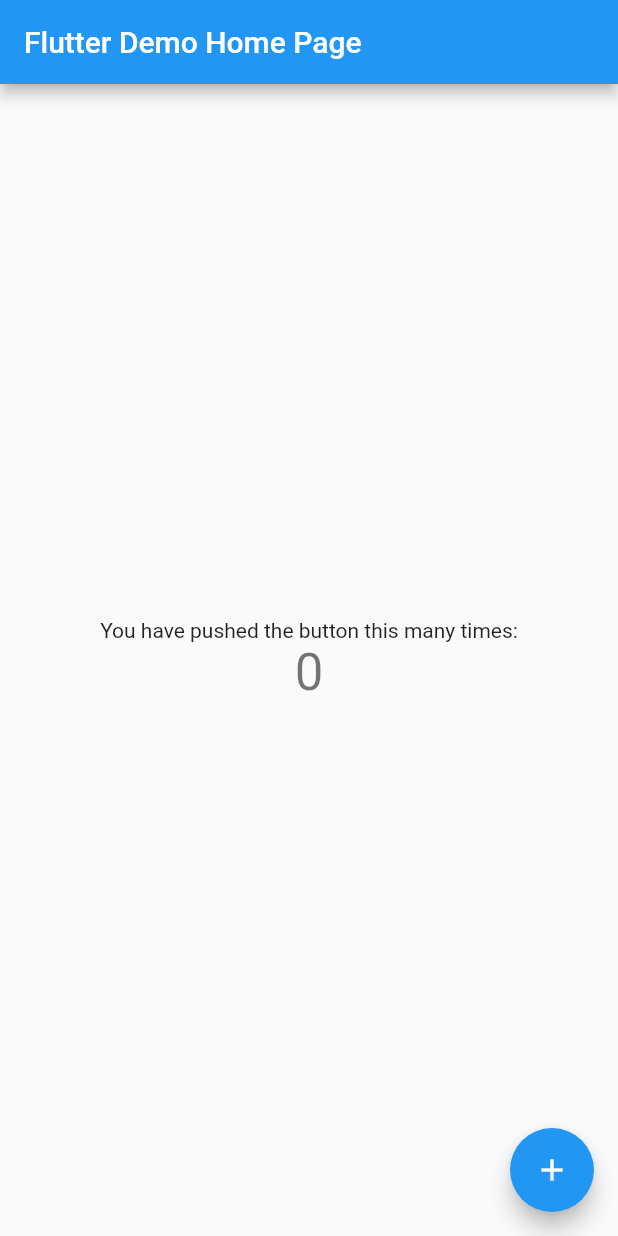
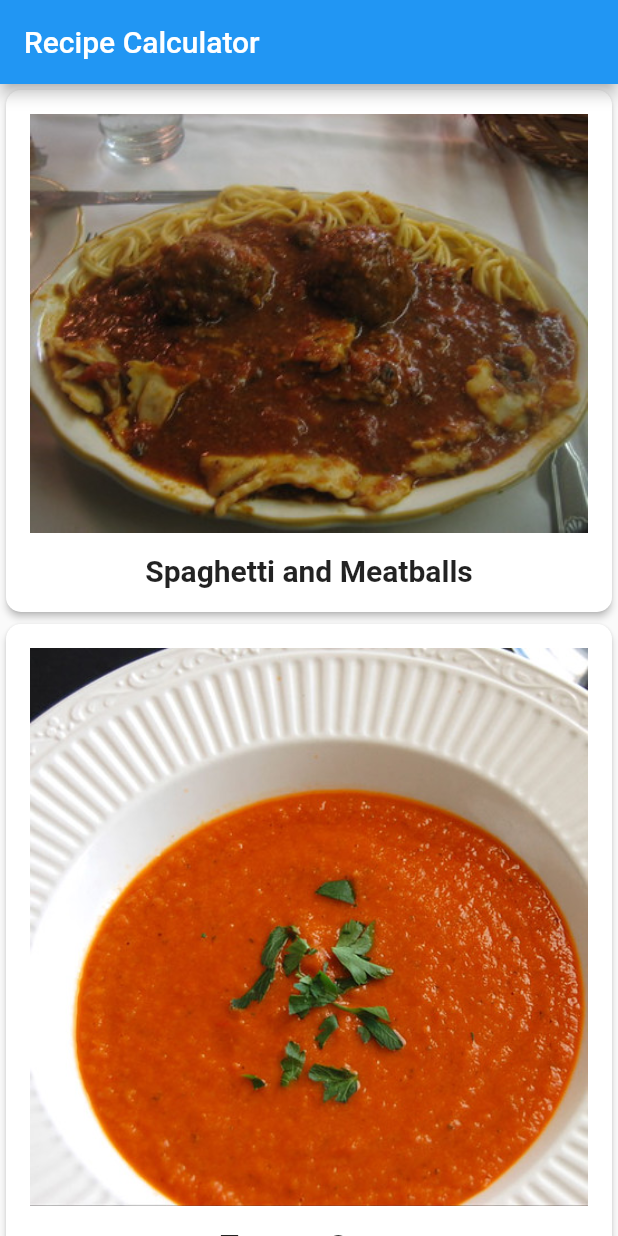
Before and after one commit to raulterraferrao/flutter-apprentice-book, a Flutter app: the screen it shows after launch, on a phone screen of 412 x 824 dp. Run offline on Flutter 3.47's test engine with Material 2 defaults, Android fonts, the phone set to English and light mode, and no system bars; Roboto replaces fonts that are missing (Palatino).

Commit message:
Recipe App, the first app build with flutter

```diff
--- a/flutter_apprentice_book/lib/main.dart
+++ b/flutter_apprentice_book/lib/main.dart
@@ -1,46 +1,32 @@
 import 'package:flutter/material.dart';
+import 'recipe.dart';
+import 'recipe_detailed.dart';
 
 void main() {
-  runApp(const MyApp());
+  runApp(const RecipeApp());
 }
 
-class MyApp extends StatelessWidget {
-  const MyApp({Key? key}) : super(key: key);
+class RecipeApp extends StatelessWidget {
+  const RecipeApp({Key? key}) : super(key: key);
 
-  // This widget is the root of your application.
   @override
   Widget build(BuildContext context) {
+    final ThemeData theme = ThemeData();
     return MaterialApp(
-      title: 'Flutter Demo',
-      theme: ThemeData(
-        // This is the theme of your application.
-        //
-        // Try running your application with "flutter run". You'll see the
-        // application has a blue toolbar. Then, without quitting the app, try
-        // changing the primarySwatch below to Colors.green and then invoke
-        // "hot reload" (press "r" in the console where you ran "flutter run",
-        // or simply save your changes to "hot reload" in a Flutter IDE).
-        // Notice that the counter didn't reset back to zero; the application
-        // is not restarted.
-        primarySwatch: Colors.blue,
+      title: 'Recipe Calculator',
+      theme: theme.copyWith(
+        primaryColor: Colors.grey,
+        colorScheme: theme.colorScheme.copyWith(
+          secondary: Colors.black,
+        ),
       ),
-      home: const MyHomePage(title: 'Flutter Demo Home Page'),
+      home: const MyHomePage(title: 'Recipe Calculator'),
     );
   }
 }
 
 class MyHomePage extends StatefulWidget {
   const MyHomePage({Key? key, required this.title}) : super(key: key);
-
-  // This widget is the home page of your application. It is stateful, meaning
-  // that it has a State object (defined below) that contains fields that affect
-  // how it looks.
-
-  // This class is the configuration for the state. It holds the values (in this
-  // case the title) provided by the parent (in this case the App widget) and
-  // used by the build method of the State. Fields in a Widget subclass are
-  // always marked "final".
-
   final String title;
 
   @override
@@ -48,68 +34,51 @@
 }
 
 class _MyHomePageState extends State<MyHomePage> {
-  int _counter = 0;
-
-  void _incrementCounter() {
-    setState(() {
-      // This call to setState tells the Flutter framework that something has
-      // changed in this State, which causes it to rerun the build method below
-      // so that the display can reflect the updated values. If we changed
-      // _counter without calling setState(), then the build method would not be
-      // called again, and so nothing would appear to happen.
-      _counter++;
-    });
+  @override
+  Widget build(BuildContext context) {
+    return Scaffold(
+        appBar: AppBar(
+          title: Text(widget.title),
+        ),
+        body: SafeArea(
+            child: ListView.builder(
+                itemCount: Recipe.samples.length,
+                itemBuilder: (BuildContext context, int index) {
+                  return GestureDetector(
+                    onTap: () {
+                      Navigator.push(context, MaterialPageRoute(
+                        builder: (context) {
+                          return RecipeDetail(
+                            recipe: Recipe.samples[index],
+                          );
+                        },
+                      ));
+                    },
+                    child: buildRecipeCard(Recipe.samples[index]),
+                  );
+                })));
   }
 
-  @override
-  Widget build(BuildContext context) {
-    // This method is rerun every time setState is called, for instance as done
-    // by the _incrementCounter method above.
-    //
-    // The Flutter framework has been optimized to make rerunning build methods
-    // fast, so that you can just rebuild anything that needs updating rather
-    // than having to individually change instances of widgets.
-    return Scaffold(
-      appBar: AppBar(
-        // Here we take the value from the MyHomePage object that was created by
-        // the App.build method, and use it to set our appbar title.
-        title: Text(widget.title),
-      ),
-      body: Center(
-        // Center is a layout widget. It takes a single child and positions it
-        // in the middle of the parent.
-        child: Column(
-          // Column is also a layout widget. It takes a list of children and
-          // arranges them vertically. By default, it sizes itself to fit its
-          // children horizontally, and tries to be as tall as its parent.
-          //
-          // Invoke "debug painting" (press "p" in the console, choose the
-          // "Toggle Debug Paint" action from the Flutter Inspector in Android
-          // Studio, or the "Toggle Debug Paint" command in Visual Studio Code)
-          // to see the wireframe for each widget.
-          //
-          // Column has various properties to control how it sizes itself and
-          // how it positions its children. Here we use mainAxisAlignment to
-          // center the children vertically; the main axis here is the vertical
-          // axis because Columns are vertical (the cross axis would be
-          // horizontal).
-          mainAxisAlignment: MainAxisAlignment.center,
-          children: <Widget>[
-            const Text(
-              'You have pushed the button this many times:',
-            ),
-            Text(
-              '$_counter',
-              style: Theme.of(context).textTheme.headline4,
-            ),
-          ],
-        ),
-      ),
-      floatingActionButton: FloatingActionButton(
-        onPressed: _incrementCounter,
-        tooltip: 'Increment',
-        child: const Icon(Icons.add),
-      ), // This trailing comma makes auto-formatting nicer for build methods.
-    );
+  Widget buildRecipeCard(Recipe recipe) {
+    return Card(
+        elevation: 2.0,
+        shape:
+            RoundedRectangleBorder(borderRadius: BorderRadius.circular(10.0)),
+        child: Padding(
+            padding: const EdgeInsets.all(16.0),
+            child: Column(
+              children: <Widget>[
+                Image(image: AssetImage(recipe.imageUrl)),
+                const SizedBox(
+                  height: 14.0,
+                ),
+                Text(recipe.label,
+                    style: const TextStyle(
+                      fontSize: 20.0,
+                      fontWeight: FontWeight.w700,
+                      fontFamily: 'Palatino',
+                    ))
+              ],
+            )));
   }
 }
--- /dev/null
+++ b/flutter_apprentice_book/lib/recipe.dart
@@ -0,0 +1,150 @@
+class Recipe {
+  String label;
+  String imageUrl;
+  int servings;
+  List<Ingredient> ingredients;
+
+  Recipe(
+    this.label,
+    this.imageUrl,
+    this.servings,
+    this.ingredients,
+  );
+
+  static List<Recipe> samples = [
+    Recipe(
+      'Spaghetti and Meatballs',
+      'assets/2126711929_ef763de2b3_w.jpg',
+      4,
+      [
+        Ingredient(
+          1,
+          'box',
+          'Spaghetti',
+        ),
+        Ingredient(
+          4,
+          '',
+          'Frozen Meatballs',
+        ),
+        Ingredient(
+          0.5,
+          'jar',
+          'sauce',
+        ),
+      ],
+    ),
+    Recipe(
+      'Tomato Soup',
+      'assets/27729023535_a57606c1be.jpg',
+      2,
+      [
+        Ingredient(
+          1,
+          'can',
+          'Tomato Soup',
+        ),
+      ],
+    ),
+    Recipe(
+      'Grilled Cheese',
+      'assets/3187380632_5056654a19_b.jpg',
+      1,
+      [
+        Ingredient(
+          2,
+          'slices',
+          'Cheese',
+        ),
+        Ingredient(
+          2,
+          'slices',
+          'Bread',
+        ),
+      ],
+    ),
+    Recipe(
+      'Chocolate Chip Cookies',
+      'assets/15992102771_b92f4cc00a_b.jpg',
+      24,
+      [
+        Ingredient(
+          4,
+          'cups',
+          'flour',
+        ),
+        Ingredient(
+          2,
+          'cups',
+          'sugar',
+        ),
+        Ingredient(
+          0.5,
+          'cups',
+          'chocolate chips',
+        ),
+      ],
+    ),
+    Recipe(
+      'Taco Salad',
+      'assets/8533381643_a31a99e8a6_c.jpg',
+      1,
+      [
+        Ingredient(
+          4,
+          'oz',
+          'nachos',
+        ),
+        Ingredient(
+          3,
+          'oz',
+          'taco meat',
+        ),
+        Ingredient(
+          0.5,
+          'cup',
+          'cheese',
+        ),
+        Ingredient(
+          0.25,
+          'cup',
+          'chopped tomatoes',
+        ),
+      ],
+    ),
+    Recipe(
+      'Hawaiian Pizza',
+      'assets/15452035777_294cefced5_c.jpg',
+      4,
+      [
+        Ingredient(
+          1,
+          'item',
+          'pizza',
+        ),
+        Ingredient(
+          1,
+          'cup',
+          'pineapple',
+        ),
+        Ingredient(
+          8,
+          'oz',
+          'ham',
+        ),
+      ],
+    ),
+  ];
+}
+
+class Ingredient {
+  double quantity;
+  String measure;
+  String name;
+
+  Ingredient(
+    this.quantity,
+    this.measure,
+    this.name,
+  );
+}
--- /dev/null
+++ b/flutter_apprentice_book/lib/recipe_detailed.dart
@@ -0,0 +1,75 @@
+import 'package:flutter/material.dart';
+import 'recipe.dart';
+
+class RecipeDetail extends StatefulWidget {
+  final Recipe recipe;
+
+  const RecipeDetail({
+    Key? key,
+    required this.recipe,
+  }) : super(key: key);
+
+  @override
+  _RecipeDetailState createState() {
+    return _RecipeDetailState();
+  }
+}
+
+class _RecipeDetailState extends State<RecipeDetail> {
+  int _sliderVal = 1;
+
+  @override
+  Widget build(BuildContext context) {
+    return Scaffold(
+        appBar: AppBar(
+          title: Text(widget.recipe.label),
+        ),
+        body: SafeArea(
+          child: Column(
+            children: <Widget>[
+              SizedBox(
+                height: 300,
+                width: double.infinity,
+                child: Image(
+                  image: AssetImage(widget.recipe.imageUrl),
+                ),
+              ),
+              SizedBox(
+                height: 4,
+              ),
+              Text(
+                widget.recipe.label,
+                style: const TextStyle(fontSize: 18),
+              ),
+              Expanded(
+                child: ListView.builder(
+                  padding: const EdgeInsets.all(7.0),
+                  itemCount: widget.recipe.ingredients.length,
+                  itemBuilder: (BuildContext context, int index) {
+                    final ingredient = widget.recipe.ingredients[index];
+
+                    return Text('${ingredient.quantity * _sliderVal}'
+                        '${ingredient.measure}'
+                        '${ingredient.name}');
+                  },
+                ),
+              ),
+              Slider(
+                min: 1,
+                max: 10,
+                divisions: 10,
+                label: '${_sliderVal * widget.recipe.servings} servings',
+                value: _sliderVal.toDouble(),
+                onChanged: (newValue) {
+                  setState(() {
+                    _sliderVal = newValue.round();
+                  });
+                },
+                activeColor: Colors.green,
+                inactiveColor: Colors.black,
+              ),
+            ],
+          ),
+        ));
+  }
+}
--- a/flutter_apprentice_book/pubspec.yaml
+++ b/flutter_apprentice_book/pubspec.yaml
@@ -58,8 +58,9 @@
   uses-material-design: true
 
   # To add assets to your application, add an assets section, like this:
-  # assets:
-  #   - images/a_dot_burr.jpeg
+
+  assets:
+    - assets/
   #   - images/a_dot_ham.jpeg
 
   # An image asset can refer to one or more resolution-specific "variants", see
```
Also changed, not shown: flutter_apprentice_book/assets/15452035777_294cefced5_c.jpg (added), flutter_apprentice_book/assets/15992102771_b92f4cc00a_b.jpg (added), flutter_apprentice_book/assets/2126711929_ef763de2b3_w.jpg (added), flutter_apprentice_book/assets/27729023535_a57606c1be.jpg (added), flutter_apprentice_book/assets/3187380632_5056654a19_b.jpg (added), flutter_apprentice_book/assets/8533381643_a31a99e8a6_c.jpg (added), flutter_apprentice_book/pubspec.lock, 2 other files.
